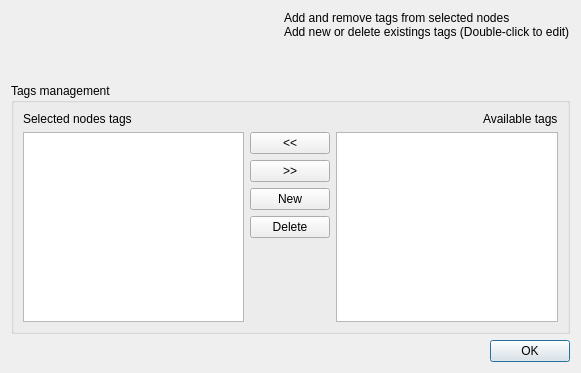
Before: the Qt Designer form gui/resources/tags.ui in arxsys/dff-ui, drawn with Qt 5.
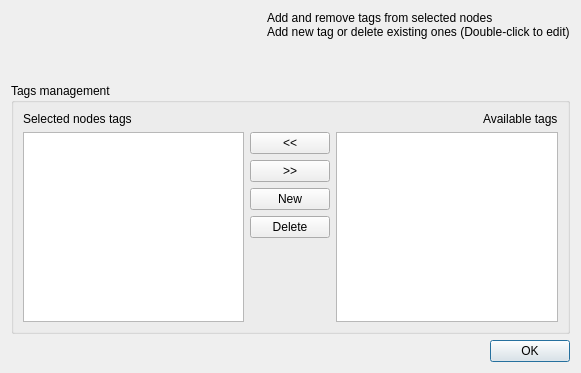
After: the same form once the commit is applied. Icons and pictures are not drawn.

Patch:
```diff
--- a/gui/resources/tags.ui
+++ b/gui/resources/tags.ui
@@ -38,7 +38,7 @@
         <widget class="QLabel" name="label_12">
          <property name="text">
           <string>Add and remove tags from selected nodes
-Add new or delete existings tags (Double-click to edit)</string>
+Add new tag or delete existing ones (Double-click to edit)</string>
          </property>
         </widget>
        </item>
```
